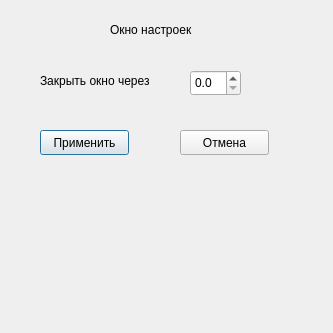
Old version of the form window/ui/settings_window.ui in the repository Zack8629/k-med.
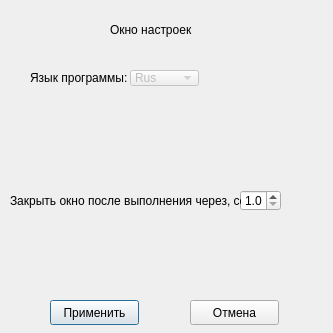
New version of the form.

Commit message: Parser v1.2.4.48 The logic for obtaining configurations has been changed. Added a new interface to the settings window. Changed some imports. Changed conditions for saving settings.

```diff
--- a/window/ui/settings_window.ui
+++ b/window/ui/settings_window.ui
@@ -31,8 +31,8 @@
   <widget class="QPushButton" name="apply_btn">
    <property name="geometry">
     <rect>
-     <x>40</x>
-     <y>130</y>
+     <x>50</x>
+     <y>300</y>
      <width>89</width>
      <height>25</height>
     </rect>
@@ -57,8 +57,8 @@
   <widget class="QPushButton" name="cancel_btn">
    <property name="geometry">
     <rect>
-     <x>180</x>
-     <y>130</y>
+     <x>190</x>
+     <y>300</y>
      <width>89</width>
      <height>25</height>
     </rect>
@@ -70,15 +70,18 @@
   <widget class="QDoubleSpinBox" name="time_close_dbox">
    <property name="geometry">
     <rect>
-     <x>190</x>
-     <y>70</y>
-     <width>51</width>
-     <height>26</height>
+     <x>240</x>
+     <y>190</y>
+     <width>41</width>
+     <height>21</height>
     </rect>
    </property>
    <property name="decimals">
     <number>1</number>
    </property>
+   <property name="minimum">
+    <double>1.000000000000000</double>
+   </property>
    <property name="maximum">
     <double>10.000000000000000</double>
    </property>
@@ -92,14 +95,50 @@
   <widget class="QLabel" name="time_close_text">
    <property name="geometry">
     <rect>
-     <x>40</x>
-     <y>70</y>
-     <width>151</width>
+     <x>10</x>
+     <y>190</y>
+     <width>231</width>
      <height>21</height>
     </rect>
    </property>
    <property name="text">
-    <string>Закрыть окно через</string>
+    <string>Закрыть окно после выполнения через, сек</string>
+   </property>
+  </widget>
+  <widget class="QComboBox" name="language_combo_box">
+   <property name="enabled">
+    <bool>false</bool>
+   </property>
+   <property name="geometry">
+    <rect>
+     <x>130</x>
+     <y>70</y>
+     <width>69</width>
+     <height>16</height>
+    </rect>
+   </property>
+   <item>
+    <property name="text">
+     <string>Rus</string>
+    </property>
+   </item>
+   <item>
+    <property name="text">
+     <string>Eng</string>
+    </property>
+   </item>
+  </widget>
+  <widget class="QLabel" name="set_language_text">
+   <property name="geometry">
+    <rect>
+     <x>30</x>
+     <y>70</y>
+     <width>101</width>
+     <height>16</height>
+    </rect>
+   </property>
+   <property name="text">
+    <string>Язык программы:</string>
    </property>
   </widget>
  </widget>
```
Left out of the diff: 3 changed lines with no effect on the pictures. The commit also changes 17 other files.
